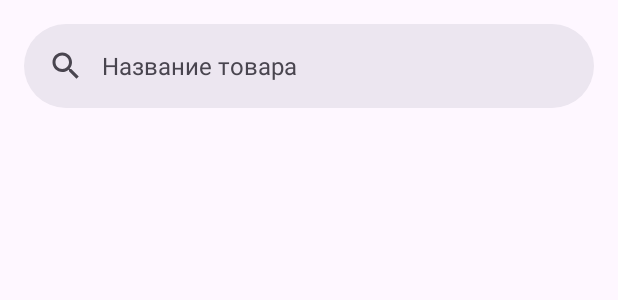
After one commit to gleb7499/My-dishes, an Android app: the layout activity_add.xml on its own in the app's theme, with its tools: preview values and no code run, on a phone screen of 412 x 824 dp. The commit adds this screen. Shown: the top 300 px of the screen. Run offline under Robolectric (Android 15) with nearby library versions, the phone set to English and light mode, and no system bars.

Commit message:
Добавьте AddActivity с макетом и записью в манифесте
Добавлена дополнительная активность в проект, включая ее реализацию на Java, соответствующий макет (activity_add.xml) и регистрацию в AndroidManifest.xml. Также добавлен новый строковый ресурс для подсказки в строке поиска.

```diff
--- a/src/main/AndroidManifest.xml
+++ b/src/main/AndroidManifest.xml
@@ -13,6 +13,9 @@
         android:theme="@style/Theme.MyDishes"
         tools:targetApi="31">
         <activity
+            android:name=".AddActivity"
+            android:exported="false" />
+        <activity
             android:name=".MainActivity"
             android:exported="true">
             <intent-filter>
--- /dev/null
+++ b/src/main/java/com/mydishes/mydishes/AddActivity.java
@@ -0,0 +1,24 @@
+package com.mydishes.mydishes;
+
+import android.os.Bundle;
+
+import androidx.activity.EdgeToEdge;
+import androidx.appcompat.app.AppCompatActivity;
+import androidx.core.graphics.Insets;
+import androidx.core.view.ViewCompat;
+import androidx.core.view.WindowInsetsCompat;
+
+public class AddActivity extends AppCompatActivity {
+
+    @Override
+    protected void onCreate(Bundle savedInstanceState) {
+        super.onCreate(savedInstanceState);
+        EdgeToEdge.enable(this);
+        setContentView(R.layout.activity_add);
+        ViewCompat.setOnApplyWindowInsetsListener(findViewById(R.id.main), (v, insets) -> {
+            Insets systemBars = insets.getInsets(WindowInsetsCompat.Type.systemBars());
+            v.setPadding(systemBars.left, systemBars.top, systemBars.right, systemBars.bottom);
+            return insets;
+        });
+    }
+}
--- /dev/null
+++ b/src/main/res/layout/activity_add.xml
@@ -0,0 +1,37 @@
+<?xml version="1.0" encoding="utf-8"?>
+<androidx.constraintlayout.widget.ConstraintLayout xmlns:android="http://schemas.android.com/apk/res/android"
+    xmlns:app="http://schemas.android.com/apk/res-auto"
+    xmlns:tools="http://schemas.android.com/tools"
+    android:id="@+id/main"
+    android:layout_width="match_parent"
+    android:layout_height="match_parent"
+    tools:context=".AddActivity">
+
+    <androidx.recyclerview.widget.RecyclerView
+        android:id="@+id/recyclerViewIngredients"
+        android:layout_width="match_parent"
+        android:layout_height="match_parent"
+        app:layout_constraintBottom_toBottomOf="parent"
+        app:layout_constraintEnd_toEndOf="parent"
+        app:layout_constraintStart_toStartOf="parent"
+        app:layout_constraintTop_toTopOf="parent" />
+
+    <com.google.android.material.appbar.AppBarLayout
+        android:id="@+id/searchLayout"
+        android:layout_width="match_parent"
+        android:layout_height="wrap_content"
+        app:layout_constraintBottom_toBottomOf="parent"
+        app:layout_constraintEnd_toEndOf="parent"
+        app:layout_constraintStart_toStartOf="parent"
+        app:layout_constraintTop_toTopOf="parent"
+        app:layout_constraintVertical_bias="0.0">
+
+        <com.google.android.material.search.SearchBar
+            android:id="@+id/searchBar"
+            android:layout_width="match_parent"
+            android:layout_height="wrap_content"
+            android:hint="@string/searchbar_hint" />
+    </com.google.android.material.appbar.AppBarLayout>
+
+
+</androidx.constraintlayout.widget.ConstraintLayout>
--- a/src/main/res/values/strings.xml
+++ b/src/main/res/values/strings.xml
@@ -45,4 +45,5 @@
         libero vel nunc consequat, quis tincidunt nisl eleifend. Cras bibendum enim a justo luctus
         vestibulum. Fusce dictum libero quis erat maximus, vitae volutpat diam dignissim.
     </string>
+    <string name="searchbar_hint">Название товара</string>
 </resources>
```
